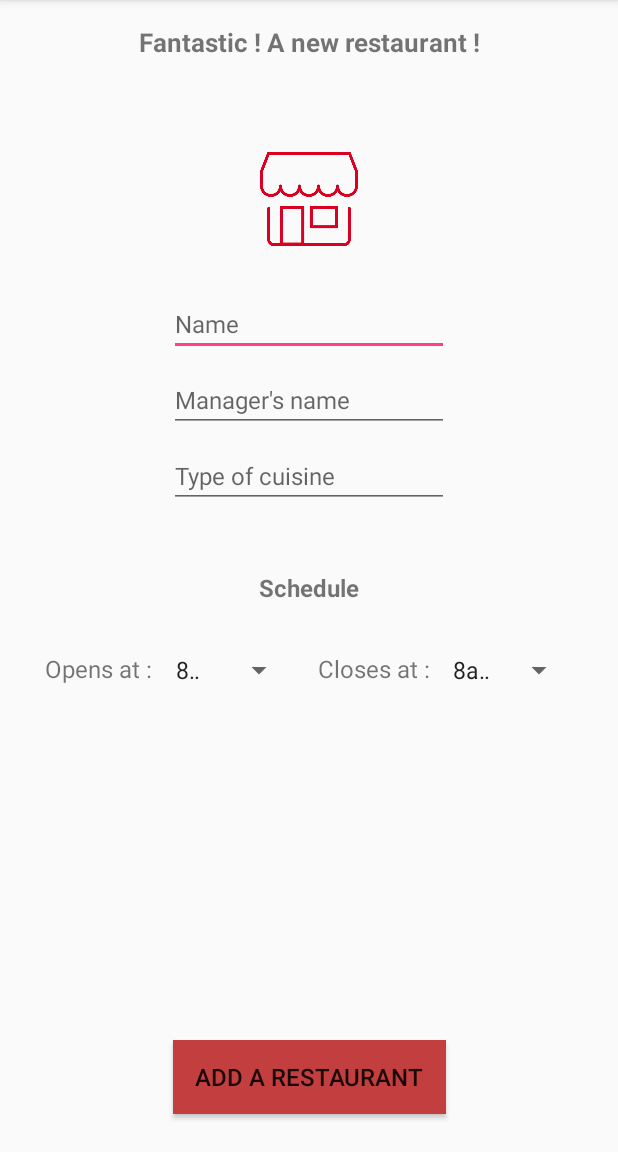
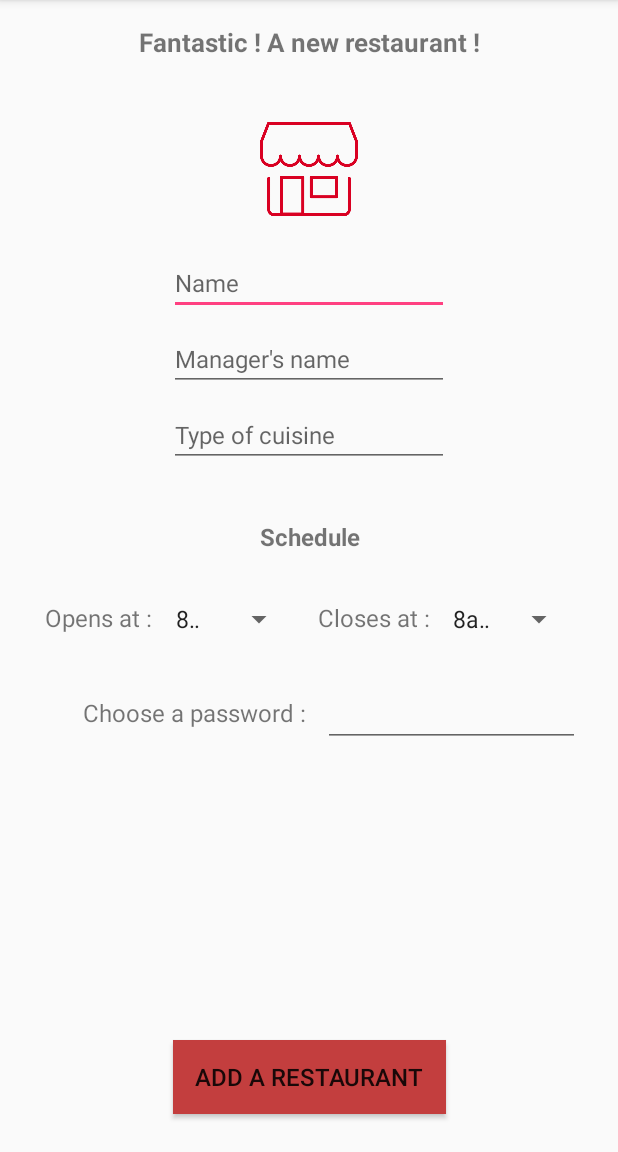
Before and after one commit to rlemchar/final_project_mobiles, an Android app: the RestaurantSignIn screen opened directly, with no data from a screen before it, on a phone screen of 412 x 824 dp, the part 84-1236 px from its top. Run offline under Robolectric (Android 15) with nearby library versions, the phone set to English and light mode, and no system bars.

Commit message:
Added - password using and unique ID for every new user added

```diff
--- a/app/src/main/java/com/website/rox/ordermayab/Client.java
+++ b/app/src/main/java/com/website/rox/ordermayab/Client.java
@@ -26,10 +26,9 @@ public class Client extends User {
     careerType career;
     MethodOfPayement card=null;
 
-    Client(String universityID, String firstName, String lastName,
+    Client(int ID,String password,String universityID, String firstName, String lastName,
            int semester, careerType career){
-        super();
-        type = client;
+        super(ID,userType.client,password);
         this.universityID = universityID;
         this.firstName = firstName;
         this.lastName = lastName;
--- a/app/src/main/java/com/website/rox/ordermayab/Restaurant.java
+++ b/app/src/main/java/com/website/rox/ordermayab/Restaurant.java
@@ -23,10 +23,9 @@ public class Restaurant extends User {
     String closing_hour;
     List<MenuItem> menu;
 
-    Restaurant(String name, String manager, String typeOfCuisine,
+    Restaurant(int ID, String password,String name, String manager, String typeOfCuisine,
                String opening_hour, String closing_hour){
-        super();
-        type = restaurant;
+        super(ID,userType.restaurant,password);
         this.name = name;
         this.manager = manager;
         this.typeOfCuisine = typeOfCuisine;
--- a/app/src/main/res/layout/activity_restaurant_sign_in.xml
+++ b/app/src/main/res/layout/activity_restaurant_sign_in.xml
@@ -5,6 +5,39 @@
     android:layout_width="match_parent"
     android:layout_height="match_parent"
     tools:context="com.website.rox.ordermayab.RestaurantSignIn">
+
+    <LinearLayout
+        android:layout_width="343dp"
+        android:layout_height="45dp"
+        android:layout_marginLeft="8dp"
+        android:layout_marginRight="8dp"
+        android:orientation="horizontal"
+        app:layout_constraintLeft_toLeftOf="parent"
+        app:layout_constraintRight_toRightOf="parent"
+        app:layout_constraintHorizontal_bias="0.669"
+        android:layout_marginTop="28dp"
+        app:layout_constraintTop_toBottomOf="@+id/linearLayout5">
+
+        <TextView
+            android:id="@+id/password_textview"
+            android:layout_width="match_parent"
+            android:layout_height="match_parent"
+            android:layout_weight="1"
+            android:gravity="center"
+            android:text="Choose a password :"
+            android:textAlignment="center"
+            android:textSize="16sp" />
+
+        <EditText
+            android:id="@+id/passwordRestaurant_editText"
+            android:layout_width="match_parent"
+            android:layout_height="match_parent"
+            android:layout_weight="1"
+            android:ems="10"
+            android:inputType="textPassword"
+            android:textSize="16sp" />
+
+    </LinearLayout>
 
     <Button
         android:id="@+id/button4"
@@ -49,11 +82,11 @@
         android:layout_marginLeft="8dp"
         android:layout_marginRight="8dp"
         android:layout_marginStart="8dp"
-        android:layout_marginTop="42dp"
+        android:layout_marginTop="35dp"
         android:text="Schedule"
         android:textSize="16sp"
         android:textStyle="bold"
-        app:layout_constraintHorizontal_bias="0.501"
+        app:layout_constraintHorizontal_bias="0.502"
         app:layout_constraintLeft_toLeftOf="parent"
         app:layout_constraintRight_toRightOf="parent"
         app:layout_constraintTop_toBottomOf="@+id/cuisine_restaurant_editText" />
@@ -106,8 +139,9 @@
         app:layout_constraintRight_toRightOf="parent"
         android:layout_marginStart="8dp"
         android:layout_marginEnd="8dp"
-        android:layout_marginTop="29dp"
-        app:layout_constraintTop_toBottomOf="@+id/imageView5" />
+        android:layout_marginTop="22dp"
+        app:layout_constraintTop_toBottomOf="@+id/imageView5"
+        app:layout_constraintHorizontal_bias="0.501" />
 
     <LinearLayout
         android:layout_width="wrap_content"
@@ -120,7 +154,9 @@
         android:layout_marginRight="8dp"
         app:layout_constraintRight_toRightOf="parent"
         app:layout_constraintHorizontal_bias="0.505"
-        android:id="@+id/linearLayout5">
+        android:id="@+id/linearLayout5"
+        android:layout_marginStart="8dp"
+        android:layout_marginEnd="8dp">
 
         <LinearLayout
             android:id="@+id/linearLayout"
@@ -180,12 +216,13 @@
         android:layout_width="89dp"
         android:layout_height="65dp"
         app:srcCompat="@drawable/shop"
-        android:layout_marginTop="60dp"
+        android:layout_marginTop="40dp"
         app:layout_constraintTop_toBottomOf="@+id/textView8"
         android:layout_marginLeft="8dp"
         app:layout_constraintLeft_toLeftOf="parent"
         android:layout_marginRight="8dp"
         app:layout_constraintRight_toRightOf="parent"
-        app:layout_constraintHorizontal_bias="0.501" />
+        android:layout_marginStart="8dp"
+        android:layout_marginEnd="8dp" />
 
 </android.support.constraint.ConstraintLayout>
```
Also changed, not shown: app/src/main/java/com/website/rox/ordermayab/ClientSignIn.java (+23 -1 lines), app/src/main/java/com/website/rox/ordermayab/MainActivity.java (+15 -0 lines), app/src/main/java/com/website/rox/ordermayab/RestaurantSignIn.java (+23 -1 lines), app/src/main/java/com/website/rox/ordermayab/User.java (+11 -0 lines), app/src/main/res/layout/activity_client_sign_in.xml (+38 -4 lines).
